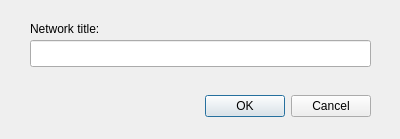
Above: src/gui/QT/dialogaddnetwork.ui from mit-spbau-ru/Syrop before the change. Below: the same form after it.
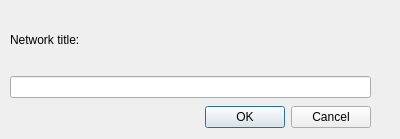
That is the form after the change.

Patch:
```diff
--- a/src/gui/QT/dialogaddnetwork.ui
+++ b/src/gui/QT/dialogaddnetwork.ui
@@ -19,50 +19,74 @@
   <property name="windowTitle">
    <string>Add new network</string>
   </property>
-  <widget class="QDialogButtonBox" name="buttonBox">
+  <widget class="QWidget" name="verticalLayoutWidget">
    <property name="geometry">
     <rect>
-     <x>30</x>
-     <y>90</y>
-     <width>341</width>
-     <height>32</height>
+     <x>10</x>
+     <y>10</y>
+     <width>361</width>
+     <height>121</height>
     </rect>
    </property>
-   <property name="layoutDirection">
-    <enum>Qt::LeftToRight</enum>
-   </property>
-   <property name="orientation">
-    <enum>Qt::Horizontal</enum>
-   </property>
-   <property name="standardButtons">
-    <set>QDialogButtonBox::Cancel|QDialogButtonBox::Ok</set>
-   </property>
-  </widget>
-  <widget class="QLineEdit" name="lineEditTitle">
-   <property name="geometry">
-    <rect>
-     <x>30</x>
-     <y>40</y>
-     <width>341</width>
-     <height>27</height>
-    </rect>
-   </property>
-   <property name="readOnly">
-    <bool>false</bool>
-   </property>
-  </widget>
-  <widget class="QLabel" name="labelTitle">
-   <property name="geometry">
-    <rect>
-     <x>30</x>
-     <y>20</y>
-     <width>111</width>
-     <height>17</height>
-    </rect>
-   </property>
-   <property name="text">
-    <string>Network title:</string>
-   </property>
+   <layout class="QVBoxLayout" name="verticalLayout">
+    <item>
+     <widget class="QLabel" name="labelTitle">
+      <property name="sizePolicy">
+       <sizepolicy hsizetype="Preferred" vsizetype="Minimum">
+        <horstretch>1</horstretch>
+        <verstretch>1</verstretch>
+       </sizepolicy>
+      </property>
+      <property name="minimumSize">
+       <size>
+        <width>0</width>
+        <height>53</height>
+       </size>
+      </property>
+      <property name="text">
+       <string>Network title:</string>
+      </property>
+     </widget>
+    </item>
+    <item>
+     <widget class="QLineEdit" name="lineEditTitle">
+      <property name="sizePolicy">
+       <sizepolicy hsizetype="Expanding" vsizetype="Maximum">
+        <horstretch>0</horstretch>
+        <verstretch>2</verstretch>
+       </sizepolicy>
+      </property>
+      <property name="readOnly">
+       <bool>false</bool>
+      </property>
+     </widget>
+    </item>
+    <item>
+     <widget class="QDialogButtonBox" name="buttonBox">
+      <property name="sizePolicy">
+       <sizepolicy hsizetype="Expanding" vsizetype="Fixed">
+        <horstretch>0</horstretch>
+        <verstretch>3</verstretch>
+       </sizepolicy>
+      </property>
+      <property name="maximumSize">
+       <size>
+        <width>16777215</width>
+        <height>27</height>
+       </size>
+      </property>
+      <property name="layoutDirection">
+       <enum>Qt::LeftToRight</enum>
+      </property>
+      <property name="orientation">
+       <enum>Qt::Horizontal</enum>
+      </property>
+      <property name="standardButtons">
+       <set>QDialogButtonBox::Cancel|QDialogButtonBox::Ok</set>
+      </property>
+     </widget>
+    </item>
+   </layout>
   </widget>
  </widget>
  <resources/>
```
